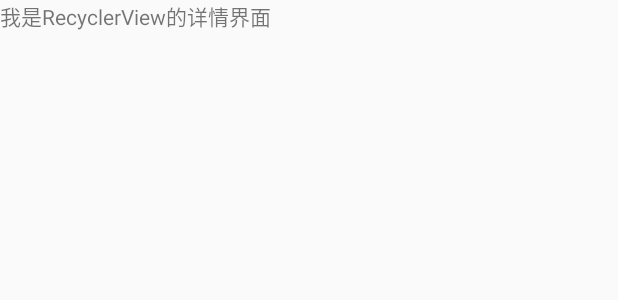
After one commit to SummerVine/Guju, an Android app: the layout decorate_rvdetails_activity.xml on its own in the app's theme, with its tools: preview values and no code run, on a phone screen of 412 x 824 dp. The commit adds this screen. Shown: the top 300 px of the screen. Run offline under Robolectric (Android 15) with nearby library versions, the phone set to English and light mode, and no system bars.

Commit message:
关于点击事件

```diff
--- a/app/src/main/java/com/example/guju/adapter/DecoratePlanRvAdapter.java
+++ b/app/src/main/java/com/example/guju/adapter/DecoratePlanRvAdapter.java
@@ -11,11 +11,11 @@ import com.example.guju.entity.DecoratePlan;
  */
 public class DecoratePlanRvAdapter extends BaseQuickAdapter<DecoratePlan> {
     public DecoratePlanRvAdapter() {
-        super( R.layout.activity_decorateplan_rv_item, DataServer.getSampleData(100));
+        super( R.layout.decorate_rvitem_activity, DataServer.getSampleData(100));
     }
 
     public DecoratePlanRvAdapter(int dataSize) {
-        super( R.layout.activity_decorateplan_rv_item, DataServer.getSampleData(dataSize));
+        super( R.layout.decorate_rvitem_activity, DataServer.getSampleData(dataSize));
     }
 
     @Override
--- a/app/src/main/java/com/example/guju/adapter/MyAdapter.java
+++ b/app/src/main/java/com/example/guju/adapter/MyAdapter.java
@@ -9,8 +9,8 @@ import android.widget.ImageView;
 import android.widget.TextView;
 
 import com.bumptech.glide.Glide;
+import com.example.guju.R;
 import com.example.guju.bean.Designers;
-import com.example.guju.R;
 
 import java.util.List;
 
@@ -22,9 +22,9 @@ import java.util.List;
 public class MyAdapter extends BaseAdapter {
     private List<Designers.ProfessionalsBean> data;
     private Context context;
-    public MyAdapter(List<Designers.ProfessionalsBean> data,Context context) {
+    public MyAdapter(List<com.example.guju.bean.Designers.ProfessionalsBean> data, Context context) {
 
-     this.context=context;
+        this.context=context;
         this.data = data;
 
     }
--- a/app/src/main/java/com/example/guju/ui/MainActivity.java
+++ b/app/src/main/java/com/example/guju/ui/MainActivity.java
@@ -1,21 +1,19 @@
 package com.example.guju.ui;
 
 import android.app.Fragment;
+import android.os.Bundle;
 import android.os.Handler;
 import android.os.Message;
 import android.support.v7.app.AppCompatActivity;
-import android.os.Bundle;
 import android.view.KeyEvent;
 import android.widget.RadioGroup;
 import android.widget.Toast;
 
 import com.example.guju.R;
-import com.example.guju.fragment.BaseFragment;
 import com.example.guju.fragment.DecoratePlanFragment;
 import com.example.guju.fragment.PictureLibraryFragment;
 import com.example.guju.fragment.StrategyFragment;
 import com.example.guju.fragment.fourFragment;
-
 
 import java.util.ArrayList;
 import java.util.List;
@@ -58,7 +56,7 @@ public class MainActivity extends AppCompatActivity {
         //new 4 个模块的fragment--------------------需要各自更改
         Fragment fragment1 = new DecoratePlanFragment();
         Fragment fragment2 = new PictureLibraryFragment();
-       Fragment fragment3 = new StrategyFragment();
+        Fragment fragment3 = new StrategyFragment();
         Fragment fragment4 = new fourFragment();
         fragments.add(fragment1);
         fragments.add(fragment2);
--- /dev/null
+++ b/app/src/main/res/layout/decorate_rvdetails_activity.xml
@@ -0,0 +1,9 @@
+<?xml version="1.0" encoding="utf-8"?>
+<LinearLayout xmlns:android="http://schemas.android.com/apk/res/android"
+    android:orientation="vertical" android:layout_width="match_parent"
+    android:layout_height="match_parent">
+    <TextView
+        android:layout_width="match_parent"
+        android:layout_height="wrap_content"
+        android:text="我是RecyclerView的详情界面"/>
+</LinearLayout>
```
Also changed, not shown: app/src/main/AndroidManifest.xml (+6 -1 lines), app/src/main/java/com/example/guju/fragment/DecoratePlanFragment.java (+7 -7 lines), app/src/main/java/com/example/guju/ui/DecorateRvDetailsActivity.java (added, +19 -0 lines), app/src/main/java/com/example/guju/ui/DecorateVPDetailsActivity.java (added, +18 -0 lines), app/src/main/java/com/example/guju/ui/DecorateViewPager.java (deleted, +0 -15 lines), app/src/main/res/layout/decorate_rvitem_activity.xml (renamed from app/src/main/res/layout/activity_decorateplan_rv_item.xml, +21 -8 lines), app/src/main/res/layout/decorate_vpdetails_activity.xml (added, +9 -0 lines), app/src/main/res/layout/decorate_fragment_activity.xml (renamed from app/src/main/res/layout/activity_decorateplan_fragment.xml), app/src/main/res/layout/decorate_viewpager_activity.xml (renamed from app/src/main/res/layout/activity_decorate_viewpager_activity.xml).
